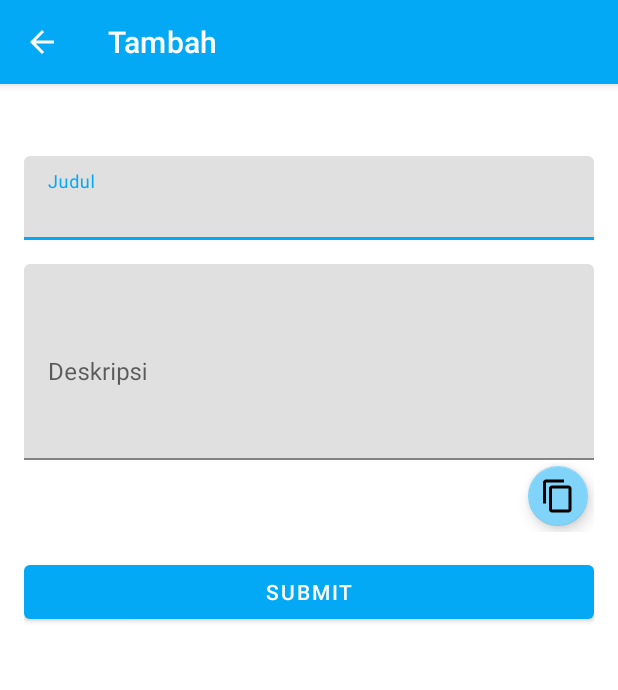
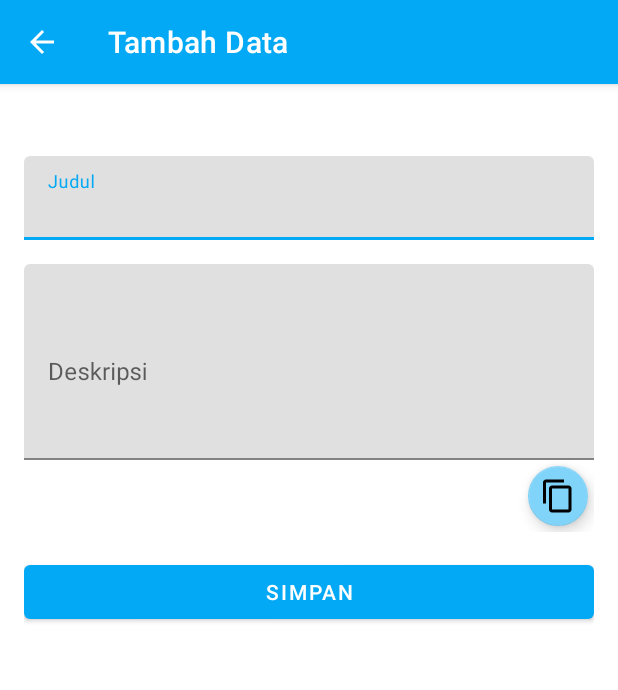
Before and after one commit to NoisyBoy29/NotesApp, an Android app: the screen it shows after launch (CRUDNoteActivity), after a tap on an icon or button, on a phone screen of 412 x 824 dp. Shown: the top 690 px of the screen. Run offline under Robolectric (Android 15) with nearby library versions, the light colour scheme and no system bars.

Commit message:
Select data DESC , String.XML Change

```diff
--- a/app/src/main/java/com/naufal/notesapp/CRUDNoteActivity.kt
+++ b/app/src/main/java/com/naufal/notesapp/CRUDNoteActivity.kt
@@ -62,17 +62,17 @@ class CRUDNoteActivity : AppCompatActivity(), View.OnClickListener {
         }
         val actionBarTitle: String
         if (isEdit) {
-            actionBarTitle = "Ubah"
+            actionBarTitle = "Ubah Data"
             note?.let {
                 binding.edtTitle.setText(it.title)
                 binding.edtDescription.setText(it.description)
             }
         } else {
-            actionBarTitle = "Tambah"
+            actionBarTitle = "Tambah Data"
         }
         supportActionBar?.title = actionBarTitle
         supportActionBar?.setDisplayHomeAsUpEnabled(true)
-        binding.btnSubmit.setOnClickListener(this)
+        binding.btnSimpan.setOnClickListener(this)
         binding.voiceSpeechButton.setOnClickListener {
             speechInput()
         }
@@ -86,7 +86,7 @@ class CRUDNoteActivity : AppCompatActivity(), View.OnClickListener {
     }
 
     override fun onClick(view: View) {
-        if (view.id == R.id.btn_submit) {
+        if (view.id == R.id.btn_simpan) {
             val title = binding.edtTitle.text.toString().trim()
             val description = binding.edtDescription.text.toString().trim()
             if (title.isEmpty()) {
@@ -166,7 +166,7 @@ class CRUDNoteActivity : AppCompatActivity(), View.OnClickListener {
         val dialogMessage: String
         if (isDialogClose) {
             dialogTitle = "Batal"
-            dialogMessage = "Apakah anda ingin membatalkan perubahan pada form?"
+            dialogMessage = "Apakah anda ingin membatalkan operasi data ?"
         } else {
             dialogMessage = "Apakah anda yakin ingin menghapus item ini?"
             dialogTitle = "Hapus Note"
--- a/app/src/main/java/com/naufal/notesapp/MainActivity.kt
+++ b/app/src/main/java/com/naufal/notesapp/MainActivity.kt
@@ -68,7 +68,7 @@ class MainActivity : AppCompatActivity() {
         binding = ActivityMainBinding.inflate(layoutInflater)
         setContentView(binding.root)
 
-        supportActionBar?.title = "Notes"
+        supportActionBar?.title = "The Notes"
 
         binding.rvNotes.layoutManager = LinearLayoutManager(this)
         binding.rvNotes.setHasFixedSize(true)
--- a/app/src/main/java/com/naufal/notesapp/db/NoteHelper.kt
+++ b/app/src/main/java/com/naufal/notesapp/db/NoteHelper.kt
@@ -42,7 +42,7 @@ class NoteHelper(context: Context) {
             null,
             null,
             null,
-            "$_ID ASC")
+            "$_ID DESC")
     }
 
     //Ambil ID
--- a/app/src/main/res/layout/activity_crudnote.xml
+++ b/app/src/main/res/layout/activity_crudnote.xml
@@ -56,12 +56,12 @@
 
 
     <Button
-        android:id="@+id/btn_submit"
+        android:id="@+id/btn_simpan"
         style="@style/Widget.MaterialComponents.Button"
         android:layout_width="match_parent"
         android:layout_height="wrap_content"
         android:layout_marginTop="16dp"
-        android:text="@string/submit"
+        android:text="@string/simpan"
         app:layout_constraintEnd_toEndOf="parent"
         app:layout_constraintStart_toStartOf="parent"
         app:layout_constraintTop_toBottomOf="@+id/textInputLayout2" />
@@ -75,7 +75,7 @@
         app:layout_constraintEnd_toEndOf="parent"
         app:layout_constraintHorizontal_bias="1.0"
         app:layout_constraintStart_toStartOf="parent"
-        app:layout_constraintTop_toBottomOf="@+id/btn_submit"
+        app:layout_constraintTop_toBottomOf="@+id/btn_simpan"
         app:layout_constraintVertical_bias="0.954" />
 
     <com.google.android.material.floatingactionbutton.FloatingActionButton
--- a/app/src/main/res/layout/item_note.xml
+++ b/app/src/main/res/layout/item_note.xml
@@ -34,7 +34,7 @@
                 android:layout_marginBottom="4dp"
                 android:gravity="start"
                 android:text="@string/title"
-                android:textSize="16sp"
+                android:textSize="20sp"
                 android:textStyle="bold" />
             <TextView
                 android:id="@+id/tv_item_description"
--- a/app/src/main/res/values/strings.xml
+++ b/app/src/main/res/values/strings.xml
@@ -2,7 +2,7 @@
     <string name="app_name">Notes App</string>
     <string name="title">Judul</string>
     <string name="description">Deskripsi</string>
-    <string name="submit">Submit</string>
+    <string name="simpan">Simpan</string>
     <string name="delete">Hapus</string>
     <string name="date">Tanggal</string>
     <string name="input">Masukkan Bahasa</string>
```
